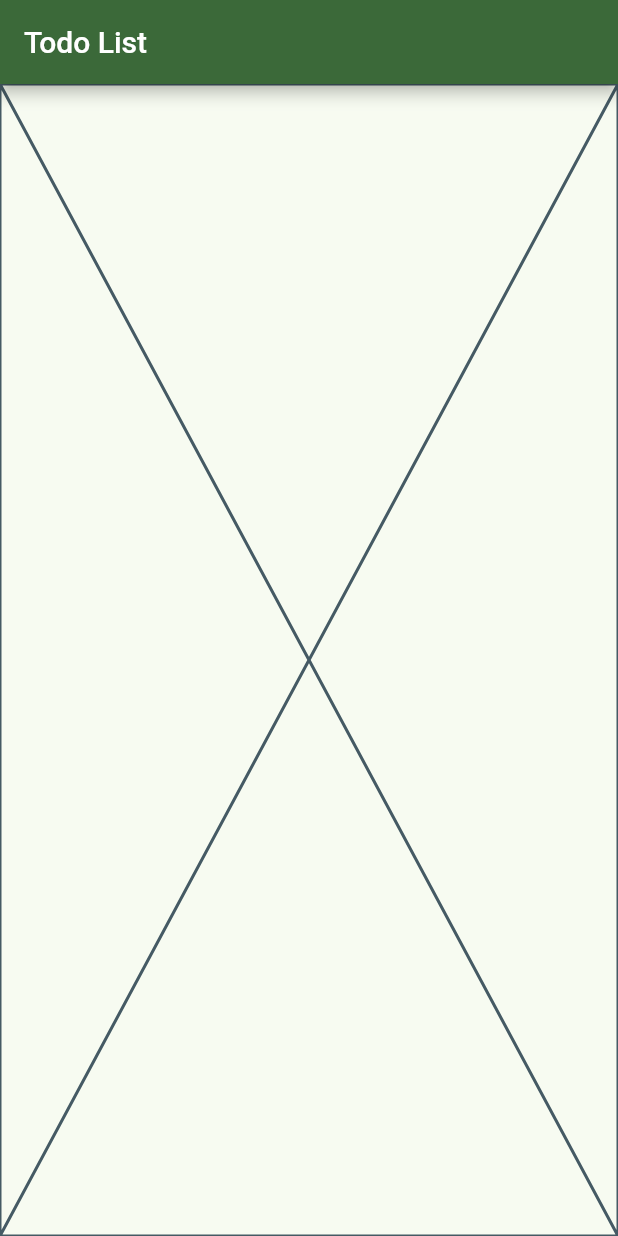
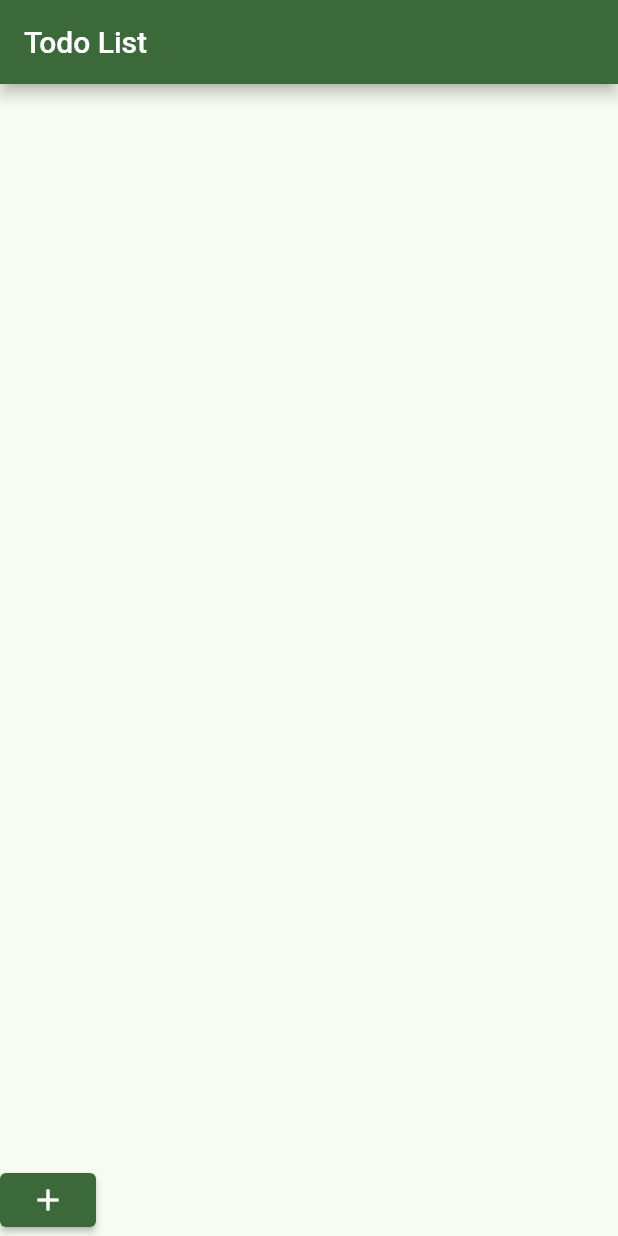
Before and after one commit to cabinboy1031/todo_app, a Flutter app: the screen it shows after launch, on a phone screen of 412 x 824 dp. Run offline on Flutter 3.47's test engine with Material 2 defaults, Android fonts, the phone set to English and light mode, and no system bars.

Commit message:
Third attempt at making this work, going straight to the bare essentials to cut back complexity.

```diff
--- a/lib/desktop_view.dart
+++ b/lib/desktop_view.dart
@@ -1,12 +1,11 @@
 import 'package:flutter/material.dart';
+import 'todo_list.dart';
 
 class DesktopView extends StatelessWidget {
   const DesktopView({Key? key}) : super(key: key);
 
   @override
   Widget build(BuildContext context) {
-    return Container(
-      child: null,
-    );
+    return TodoList();
   }
 }
--- a/lib/main.dart
+++ b/lib/main.dart
@@ -1,4 +1,5 @@
 import 'package:flutter/material.dart';
+import 'package:todo_app/todo_list.dart';
 import 'desktop_view.dart';
 
 void main() {
@@ -39,7 +40,7 @@ class HomePage extends StatelessWidget {
         if (constraints.maxWidth > 900) {
           return const DesktopView();
         } else {
-          return const Placeholder();
+          return TodoList();
         }
       },
     );
--- a/lib/todo_list.dart
+++ b/lib/todo_list.dart
@@ -1,4 +1,5 @@
 /// The to-do list itself. Should be the first screen seen on startup.
+import 'package:flutter/material.dart';
 
 class ListItem {
   var _name = "";
@@ -26,3 +27,47 @@ class ListItem {
   String get getName => _name;
   String get getBody => _body;
 }
+
+class TodoList extends StatefulWidget {
+  const TodoList({Key? key}) : super(key: key);
+
+  @override
+  _TodoListState createState() => _TodoListState();
+}
+
+class _TodoListState extends State<TodoList> {
+  List<ListItem> data = <ListItem>[];
+
+  @override
+  Widget build(BuildContext context) {
+    return Stack(
+      children: [
+        ListView.builder(
+            itemCount: data.length,
+            itemBuilder: (_, int index) {
+              return CheckboxListTile(
+                value: data[index].selected,
+                onChanged: (value) {
+                  setState(() {
+                    data[index].selected = !data[index].selected;
+                  });
+                },
+                title: Text(data[index].getName),
+              );
+            }).build(context),
+        Container(
+          alignment: Alignment.bottomLeft,
+          child: ElevatedButton(
+            onPressed: () {
+              // Navigate to new page
+              setState(() {
+                data.add(ListItem("Test", "Test Body"));
+              });
+            },
+            child: const Icon(Icons.add),
+          ),
+        ),
+      ],
+    );
+  }
+}
```
